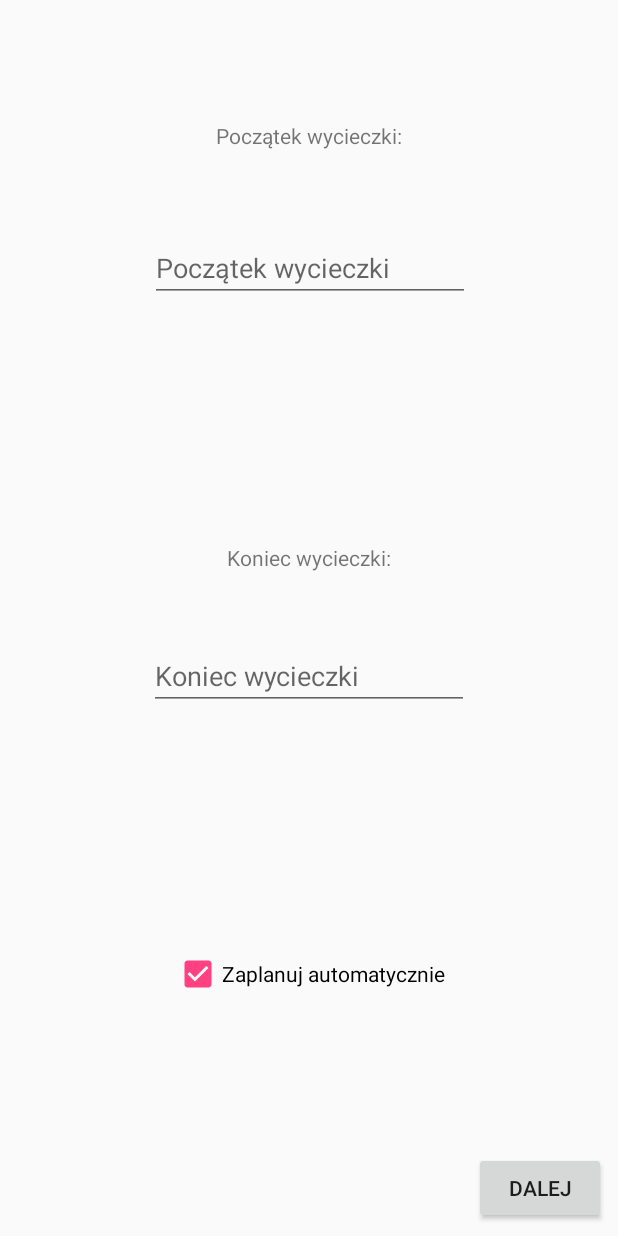
After one commit to ZPI2017/FirstVersion2, an Android app: the CreateTripActivity screen opened directly, with no data from a screen before it, on a phone screen of 412 x 824 dp. The commit adds this screen. Run offline under Robolectric (Android 15) with nearby library versions, the phone set to English and light mode, and no system bars.

Commit message:
Dodano planowanie

```diff
--- /dev/null
+++ b/app/src/main/java/zpi/lyjak/anna/firstversion/CreateTripActivity.java
@@ -0,0 +1,60 @@
+package zpi.lyjak.anna.firstversion;
+
+import android.app.DatePickerDialog;
+import android.support.v4.app.DialogFragment;
+import android.support.v4.app.FragmentTransaction;
+import android.support.v7.app.AppCompatActivity;
+import android.os.Bundle;
+import android.view.View;
+import android.widget.Button;
+import android.widget.DatePicker;
+import android.widget.EditText;
+
+public class CreateTripActivity extends AppCompatActivity
+        implements CreateTripDatesFragment.OnDateInputSelectedListener,
+        DatePickerDialog.OnDateSetListener,
+        CreateTripDatesFragment.CreateTripDatesContinueListener,
+        CreateTripCategoriesFragment.OnFragmentInteractionListener {
+
+    Button buttonMain;
+    EditText dateText;
+
+    @Override
+    protected void onCreate(Bundle savedInstanceState) {
+        super.onCreate(savedInstanceState);
+        setContentView(R.layout.activity_create_trip);
+        CreateTripDatesFragment fragment = new CreateTripDatesFragment();
+        FragmentTransaction transaction = getSupportFragmentManager().beginTransaction();
+        transaction.add(R.id.LayoutMain, fragment);
+        transaction.commit();
+    }
+
+    @Override
+    public void onDateInputSelected(View v) {
+        dateText = (EditText) v;
+        DialogFragment fragment = new DatePickerFragment();
+        fragment.show(getSupportFragmentManager(), "datePicker");
+    }
+
+    @Override
+    public void onDateSet(DatePicker view, int year, int month, int dayOfMonth) {
+        if (dateText != null) {
+            dateText.setText(dayOfMonth + "-" + (++month<10?"0" + month:month) + "-" + year);
+        }
+    }
+
+    @Override
+    public void createTripDatesContinue(String startDate, String endDate) {
+        //TODO zapisać daty
+        CreateTripCategoriesFragment fragment = new CreateTripCategoriesFragment();
+        FragmentTransaction transaction = getSupportFragmentManager().beginTransaction();
+        transaction.replace(R.id.LayoutMain, fragment);
+        transaction.addToBackStack(null);
+        transaction.commit();
+    }
+
+    @Override
+    public void onTripCategoriesContinue() {
+
+    }
+}
--- /dev/null
+++ b/app/src/main/java/zpi/lyjak/anna/firstversion/CreateTripDatesFragment.java
@@ -0,0 +1,88 @@
+package zpi.lyjak.anna.firstversion;
+
+
+import android.content.Context;
+import android.os.Bundle;
+import android.support.v4.app.Fragment;
+import android.view.LayoutInflater;
+import android.view.View;
+import android.view.ViewGroup;
+import android.widget.Button;
+import android.widget.CheckBox;
+import android.widget.EditText;
+import android.widget.Toast;
+
+import java.text.ParseException;
+import java.text.SimpleDateFormat;
+
+public class CreateTripDatesFragment extends Fragment {
+
+    Context mContext;
+    EditText startDate;
+    EditText endDate;
+
+    @Override
+    public void onAttach(Context context) {
+        super.onAttach(context);
+        mContext = context;
+    }
+
+    @Override
+    public View onCreateView(LayoutInflater inflater, ViewGroup container,
+                             Bundle savedInstanceState) {
+        return inflater.inflate(R.layout.fragment_create_trip_dates, container, false);
+    }
+
+    @Override
+    public void onViewCreated(View view, Bundle savedInstanceState) {
+        startDate = (EditText) getView().findViewById(R.id.editTextPocz);
+        endDate = (EditText) getView().findViewById(R.id.editTextKon);
+        startDate.setOnClickListener(dateListener);
+        endDate.setOnClickListener(dateListener);
+        Button button = (Button) getView().findViewById(R.id.buttonCreateTripDatesNext);
+        button.setOnClickListener(buttonListener);
+    }
+
+    View.OnClickListener dateListener = new View.OnClickListener() {
+        @Override
+        public void onClick(View v) {
+            ((OnDateInputSelectedListener)mContext).onDateInputSelected(v);
+        }
+    };
+
+    View.OnClickListener buttonListener = new View.OnClickListener() {
+        @Override
+        public void onClick(View v) {
+            String start = startDate.getText().toString();
+            String end = endDate.getText().toString();
+            SimpleDateFormat df = new SimpleDateFormat("dd-MM-yyyy");
+            try {
+                if (start.length() == 0)
+                    Toast.makeText(getActivity(), "Wprowadź datę rozpoczęcia!", Toast.LENGTH_LONG).show();
+                else if (end.length() == 0)
+                    Toast.makeText(getActivity(), "Wprowadź datę zakończenia!", Toast.LENGTH_LONG).show();
+                else if (df.parse(start).after(df.parse(end)))
+                    Toast.makeText(getActivity(), "Nie można zakończyć wycieczki przed jej rozpoczęciem!", Toast.LENGTH_LONG).show();
+                else {
+                    if (!((CheckBox)getView().findViewById(R.id.checkBoxPlanAut)).isChecked()) {
+                        Toast.makeText(getActivity(), "Utworzono nową wycieczkę!", Toast.LENGTH_LONG).show();
+                        //TODO zrobić przejście do mapy w kontekscie nowej wycieczki
+                    }
+                    else {
+                        ((CreateTripDatesContinueListener)mContext).createTripDatesContinue(start, end);
+                    }
+                }
+            } catch (ParseException e) {
+                e.printStackTrace();
+            }
+        }
+    };
+
+    public interface OnDateInputSelectedListener {
+        void onDateInputSelected(View v);
+    }
+
+    public interface CreateTripDatesContinueListener {
+        void createTripDatesContinue(String startDate, String endDate);
+    }
+}
--- a/app/src/main/java/zpi/lyjak/anna/firstversion/MainActivity.java
+++ b/app/src/main/java/zpi/lyjak/anna/firstversion/MainActivity.java
@@ -140,9 +140,11 @@ public class MainActivity extends AppCompatActivity implements ViewAnimator.View
             return true;
         }
         switch (item.getItemId()) {
-            case R.id.action_settings:
+            case R.id.action_map:
                 startActivity(new Intent(this, MapsMainActivity.class));
                 return true;
+            case R.id.action_create_trip:
+                startActivity(new Intent(this, CreateTripActivity.class));
             default:
                 return super.onOptionsItemSelected(item);
         }
--- /dev/null
+++ b/app/src/main/res/layout/activity_create_trip.xml
@@ -0,0 +1,9 @@
+<?xml version="1.0" encoding="utf-8"?>
+<android.support.constraint.ConstraintLayout xmlns:android="http://schemas.android.com/apk/res/android"
+    xmlns:tools="http://schemas.android.com/tools"
+    android:id="@+id/LayoutMain"
+    android:layout_width="match_parent"
+    android:layout_height="match_parent"
+    tools:context="zpi.lyjak.anna.firstversion.CreateTripActivity">
+
+</android.support.constraint.ConstraintLayout>
--- /dev/null
+++ b/app/src/main/res/layout/fragment_create_trip_dates.xml
@@ -0,0 +1,98 @@
+<?xml version="1.0" encoding="utf-8"?>
+<android.support.constraint.ConstraintLayout
+    xmlns:android="http://schemas.android.com/apk/res/android"
+    xmlns:tools="http://schemas.android.com/tools"
+    xmlns:app="http://schemas.android.com/apk/res-auto"
+    android:layout_width="match_parent"
+    android:layout_height="match_parent"
+    tools:context="zpi.lyjak.anna.firstversion.CreateTripActivity">
+
+    <CheckBox
+        android:id="@+id/checkBoxPlanAut"
+        android:layout_width="wrap_content"
+        android:layout_height="wrap_content"
+        android:checked="true"
+        android:text="Zaplanuj automatycznie"
+        app:layout_constraintBottom_toBottomOf="parent"
+        app:layout_constraintLeft_toLeftOf="parent"
+        app:layout_constraintRight_toRightOf="parent"
+        app:layout_constraintTop_toTopOf="parent"
+        app:layout_constraintVertical_bias="0.8" />
+
+    <TextView
+        android:id="@+id/textView2"
+        android:layout_width="wrap_content"
+        android:layout_height="wrap_content"
+        android:text="Początek wycieczki:"
+        android:layout_marginRight="8dp"
+        app:layout_constraintRight_toRightOf="parent"
+        android:layout_marginLeft="8dp"
+        app:layout_constraintLeft_toLeftOf="parent"
+        app:layout_constraintTop_toTopOf="parent"
+        android:layout_marginTop="0dp"
+        app:layout_constraintBottom_toBottomOf="parent"
+        android:layout_marginBottom="0dp"
+        app:layout_constraintVertical_bias="0.1"
+        android:layout_marginStart="8dp"
+        android:layout_marginEnd="8dp"
+        app:layout_constraintHorizontal_bias="0.5" />
+
+    <TextView
+        android:id="@+id/textView3"
+        android:layout_width="wrap_content"
+        android:layout_height="wrap_content"
+        android:text="Koniec wycieczki:"
+        app:layout_constraintLeft_toLeftOf="parent"
+        app:layout_constraintBottom_toBottomOf="parent"
+        app:layout_constraintTop_toTopOf="parent"
+        app:layout_constraintVertical_bias="0.45"
+        app:layout_constraintRight_toRightOf="parent" />
+
+    <EditText
+        android:id="@+id/editTextPocz"
+        android:layout_width="wrap_content"
+        android:layout_height="wrap_content"
+        android:ems="10"
+        android:hint="Początek wycieczki"
+        android:focusable="false"
+        android:textIsSelectable="true"
+        android:inputType="date"
+        app:layout_constraintBottom_toBottomOf="parent"
+        app:layout_constraintHorizontal_bias="0.502"
+        app:layout_constraintLeft_toLeftOf="parent"
+        app:layout_constraintRight_toRightOf="parent"
+        app:layout_constraintTop_toTopOf="parent"
+        app:layout_constraintVertical_bias="0.2" />
+
+    <EditText
+        android:id="@+id/editTextKon"
+        android:layout_width="wrap_content"
+        android:layout_height="wrap_content"
+        android:ems="10"
+        android:hint="Koniec wycieczki"
+        android:focusable="false"
+        android:textIsSelectable="true"
+        android:inputType="date"
+        app:layout_constraintBottom_toBottomOf="parent"
+        app:layout_constraintLeft_toLeftOf="parent"
+        app:layout_constraintRight_toRightOf="parent"
+        app:layout_constraintTop_toTopOf="parent"
+        app:layout_constraintVertical_bias="0.55"
+        app:layout_constraintHorizontal_bias="0.5" />
+
+    <Button
+        android:id="@+id/buttonCreateTripDatesNext"
+        android:layout_width="wrap_content"
+        android:layout_height="wrap_content"
+        android:layout_marginBottom="8dp"
+        android:layout_marginRight="8dp"
+        android:text="Dalej"
+        app:layout_constraintBottom_toBottomOf="parent"
+        app:layout_constraintHorizontal_bias="1.0"
+        app:layout_constraintLeft_toLeftOf="parent"
+        app:layout_constraintRight_toRightOf="parent"
+        app:layout_constraintTop_toTopOf="parent"
+        app:layout_constraintVertical_bias="1.0"
+        android:layout_marginEnd="8dp" />
+
+</android.support.constraint.ConstraintLayout>
--- a/app/src/main/res/menu/menu_main.xml
+++ b/app/src/main/res/menu/menu_main.xml
@@ -3,8 +3,13 @@
     xmlns:tools="http://schemas.android.com/tools"
     tools:context="yalantis.com.sidemenu.MainActivity">
     <item
-        android:id="@+id/action_settings"
+        android:id="@+id/action_map"
         android:orderInCategory="100"
         android:title="@string/action_settings"
         app:showAsAction="never" />
+    <item
+        android:id="@+id/action_create_trip"
+        android:orderInCategory="100"
+        android:title="Utwórz wycieczkę"
+        app:showAsAction="never" />
 </menu>
```
Also changed, not shown: app/build.gradle (+5 -4 lines), app/src/main/AndroidManifest.xml (+6 -9 lines), app/src/main/java/zpi/lyjak/anna/firstversion/CreateTripCategoriesAdapter.java (added, +47 -0 lines), app/src/main/java/zpi/lyjak/anna/firstversion/CreateTripCategoriesFragment.java (added, +68 -0 lines), app/src/main/java/zpi/lyjak/anna/firstversion/DatePickerFragment.java (added, +34 -0 lines), app/src/main/res/layout/fragment_create_trip_categories.xml (added, +76 -0 lines), app/src/main/res/layout/item_create_trip_category.xml (added, +29 -0 lines).
